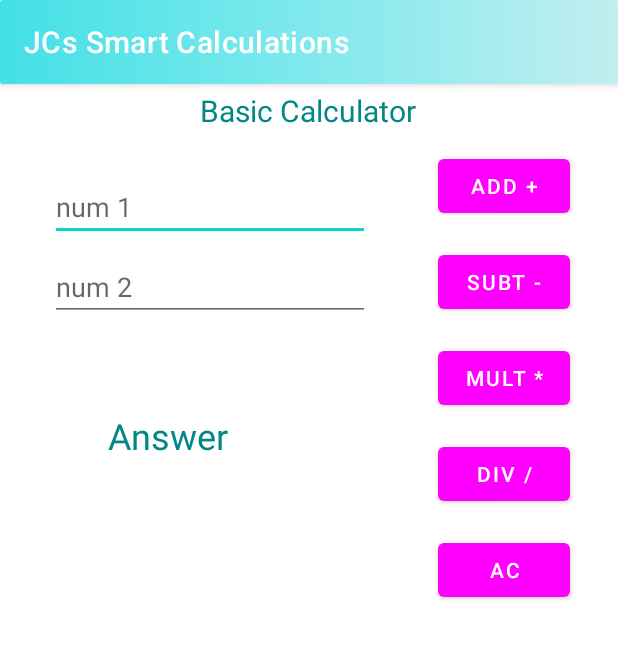
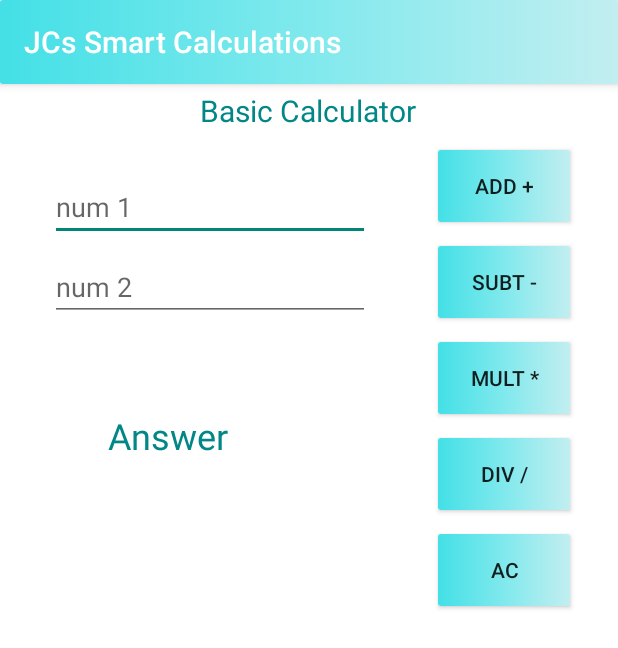
Before and after one commit to KJustinnyC/MyCalculatorApp, an Android app: the screen it shows after launch (MainActivity), on a phone screen of 412 x 824 dp. Shown: the top 648 px of the screen. Run offline under Robolectric (Android 15) with nearby library versions, the phone set to English and light mode, and no system bars.

Commit message:
Fixed Buttons

```diff
--- a/app/src/main/res/layout/activity_main.xml
+++ b/app/src/main/res/layout/activity_main.xml
@@ -14,6 +14,7 @@
         android:layout_height="wrap_content"
         android:layout_marginTop="16dp"
         android:layout_marginEnd="32dp"
+        android:background="@drawable/gradient_normal"
         android:onClick="div"
         android:text="Div /"
         app:layout_constraintEnd_toEndOf="parent"
@@ -60,13 +61,12 @@
 
     <Button
         android:id="@+id/addButton"
-        style="@style/Widget.MaterialComponents.Button"
         android:layout_width="wrap_content"
         android:layout_height="wrap_content"
         android:layout_marginTop="44dp"
         android:layout_marginEnd="32dp"
+        android:background="@drawable/gradient_normal"
         android:onClick="add"
-        android:shadowColor="@color/black"
         android:text="Add +"
         android:textColorLink="#00FFFFFF"
         app:layout_constraintEnd_toEndOf="parent"
@@ -78,6 +78,7 @@
         android:layout_height="wrap_content"
         android:layout_marginTop="16dp"
         android:layout_marginEnd="32dp"
+        android:background="@drawable/gradient_normal"
         android:onClick="mult"
         android:text="Mult *"
         app:layout_constraintEnd_toEndOf="parent"
@@ -89,6 +90,7 @@
         android:layout_height="wrap_content"
         android:layout_marginTop="16dp"
         android:layout_marginEnd="32dp"
+        android:background="@drawable/gradient_normal"
         android:onClick="subt"
         android:text="Subt -"
         app:layout_constraintEnd_toEndOf="parent"
@@ -112,6 +114,7 @@
         android:layout_height="wrap_content"
         android:layout_marginTop="16dp"
         android:layout_marginEnd="32dp"
+        android:background="@drawable/gradient_normal"
         android:onClick="clear"
         android:text="AC"
         app:layout_constraintEnd_toEndOf="parent"
--- a/app/src/main/res/values/themes.xml
+++ b/app/src/main/res/values/themes.xml
@@ -1,6 +1,6 @@
 <resources xmlns:tools="http://schemas.android.com/tools">
     <!-- Base application theme. -->
-    <style name="Theme.MyCalculatorApp" parent="Theme.MaterialComponents.DayNight.DarkActionBar">
+    <style name="Theme.MyCalculatorApp" parent="Theme.AppCompat.DayNight.DarkActionBar">
         <!-- Primary brand color. -->
         <item name="colorPrimary">@drawable/gradient_normal</item>
         <item name="colorPrimaryVariant">@color/teal_200</item>
```
